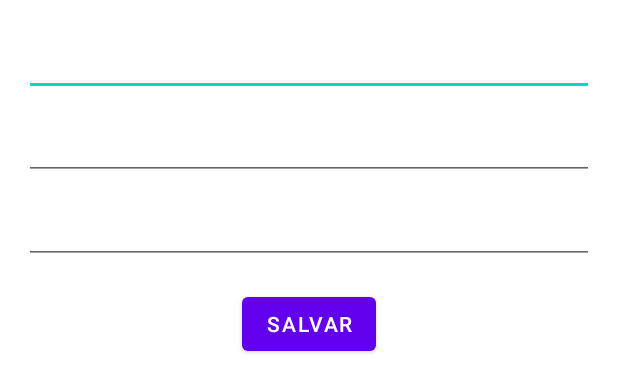
After one commit to palma1607/project_devegares_calmos_monday, an Android app: the layout fragment_register.xml on its own in the app's theme, with its tools: preview values and no code run, on a phone screen of 412 x 824 dp. The commit adds this screen. Shown: the top 392 px of the screen. Run offline under Robolectric (Android 15) with nearby library versions, the phone set to English and light mode, and no system bars.

Commit message:
Aula 07/11

```diff
--- /dev/null
+++ b/app/src/main/res/layout/fragment_register.xml
@@ -0,0 +1,63 @@
+<?xml version="1.0" encoding="utf-8"?>
+<androidx.constraintlayout.widget.ConstraintLayout xmlns:android="http://schemas.android.com/apk/res/android"
+    xmlns:app="http://schemas.android.com/apk/res-auto"
+    xmlns:tools="http://schemas.android.com/tools"
+    android:layout_width="match_parent"
+    android:layout_height="wrap_content">
+
+    <Button
+        android:id="@+id/button_save"
+        android:layout_width="wrap_content"
+        android:layout_height="wrap_content"
+        android:layout_marginStart="16dp"
+        android:layout_marginTop="16dp"
+        android:layout_marginEnd="16dp"
+        android:layout_marginBottom="16dp"
+        android:text="Salvar"
+        app:layout_constraintBottom_toBottomOf="parent"
+        app:layout_constraintEnd_toEndOf="parent"
+        app:layout_constraintStart_toStartOf="parent"
+        app:layout_constraintTop_toBottomOf="@+id/edit_time" />
+
+    <EditText
+        android:id="@+id/edit_race"
+        android:layout_width="0dp"
+        android:layout_height="wrap_content"
+        android:layout_marginStart="16dp"
+        android:layout_marginTop="16dp"
+        android:layout_marginEnd="16dp"
+        android:ems="10"
+        android:inputType="textPersonName"
+        android:minHeight="48dp"
+        app:layout_constraintEnd_toEndOf="parent"
+        app:layout_constraintStart_toStartOf="parent"
+        app:layout_constraintTop_toTopOf="parent" />
+
+    <EditText
+        android:id="@+id/edit_local"
+        android:layout_width="0dp"
+        android:layout_height="wrap_content"
+        android:layout_marginStart="16dp"
+        android:layout_marginTop="8dp"
+        android:layout_marginEnd="16dp"
+        android:ems="10"
+        android:inputType="textPersonName"
+        android:minHeight="48dp"
+        app:layout_constraintEnd_toEndOf="parent"
+        app:layout_constraintStart_toStartOf="parent"
+        app:layout_constraintTop_toBottomOf="@+id/edit_race" />
+
+    <EditText
+        android:id="@+id/edit_time"
+        android:layout_width="0dp"
+        android:layout_height="wrap_content"
+        android:layout_marginStart="16dp"
+        android:layout_marginTop="8dp"
+        android:layout_marginEnd="16dp"
+        android:ems="10"
+        android:inputType="textPersonName"
+        android:minHeight="48dp"
+        app:layout_constraintEnd_toEndOf="parent"
+        app:layout_constraintStart_toStartOf="parent"
+        app:layout_constraintTop_toBottomOf="@+id/edit_local" />
+</androidx.constraintlayout.widget.ConstraintLayout>
```
Also changed, not shown: app/src/main/java/br/com/up/devegaresecalmos/MainActivity.kt (+7 -13 lines), app/src/main/java/br/com/up/devegaresecalmos/fragment/RegisterRaceFragment.kt (added, +64 -0 lines), app/src/main/java/br/com/up/devegaresecalmos/repository/RaceRepository.kt (+26 -9 lines).
